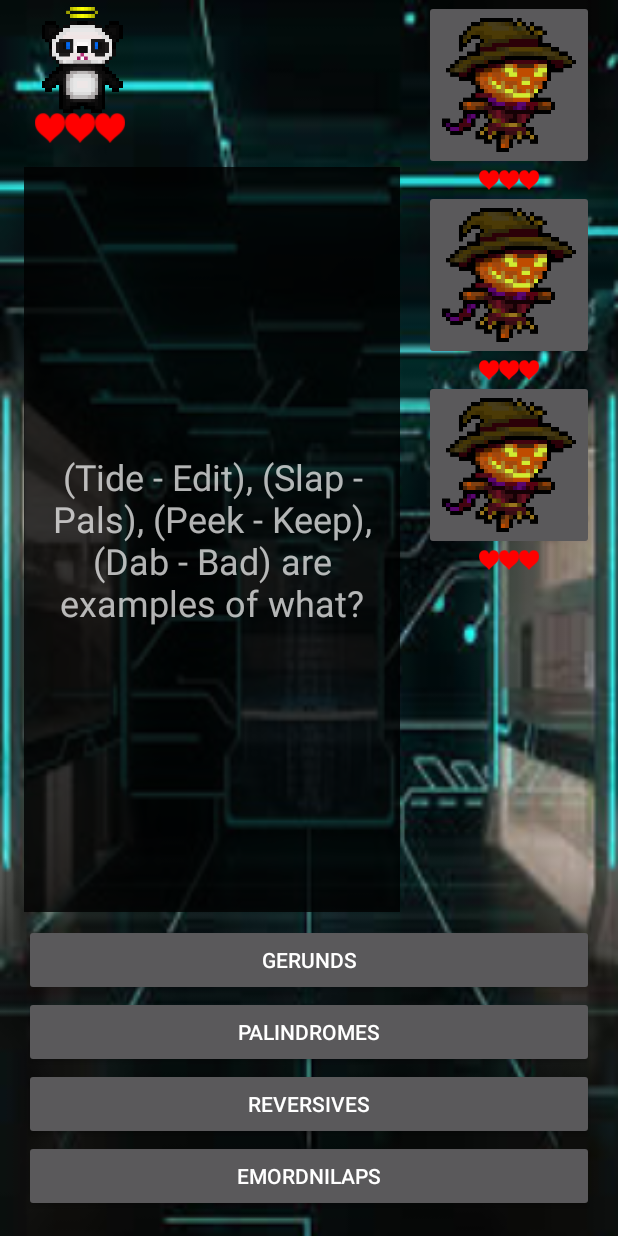
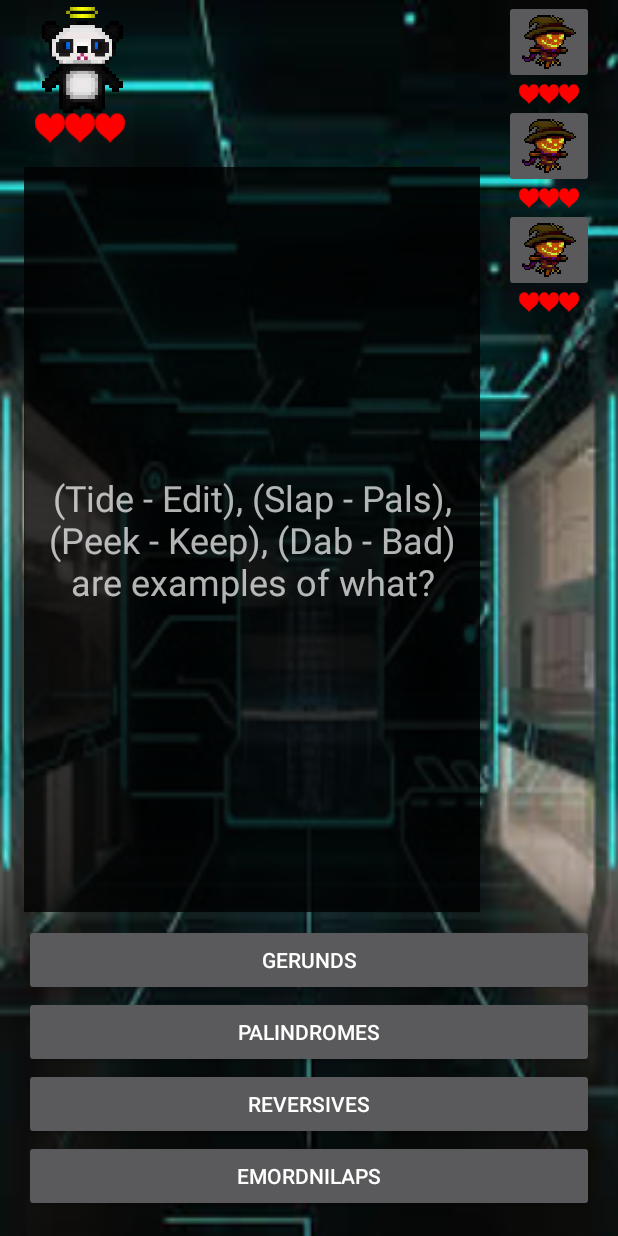
Before and after one commit to cerberus29/Sumultanea, an Android app: the PLAY screen opened directly, with no data from a screen before it, on a phone screen of 412 x 824 dp. Run offline under Robolectric (Android 15) with nearby library versions, the phone set to English and light mode, and no system bars.

Commit message:
Fix the other players icon sizes to match layout width

```diff
--- a/app/src/main/java/com/example/cj/sumultanea/PLAY.java
+++ b/app/src/main/java/com/example/cj/sumultanea/PLAY.java
@@ -113,12 +113,12 @@ public class PLAY extends AppCompatActivity {
             // Attach the player data to the button
             btn.setTag(R.id.id_player, player);
             // Prepare the button style
-            btn.setScaleType(ImageView.ScaleType.CENTER_CROP);
+            btn.setScaleType(ImageView.ScaleType.FIT_START);
             btn.setImageDrawable(player.animation);
             player.animation.start();
             btn.setAdjustViewBounds(true);
             btn.setEnabled(false);
-            btn.setLayoutParams(new LinearLayout.LayoutParams(170, 170));
+            btn.setLayoutParams(new LinearLayout.LayoutParams(LinearLayout.LayoutParams.MATCH_PARENT, LinearLayout.LayoutParams.WRAP_CONTENT));
             btn.setOnClickListener(onClickOtherPlayer);
             // Add the player button to the vertical container (on top of the lives)
             playerAndLivesContainer.addView(btn);
--- a/app/src/main/res/layout/activity_play.xml
+++ b/app/src/main/res/layout/activity_play.xml
@@ -49,7 +49,7 @@
 
     <LinearLayout
         android:id="@+id/otherPlayersLayout"
-        android:layout_width="wrap_content"
+        android:layout_width="60dp"
         android:layout_height="0dp"
         android:orientation="vertical"
         android:layout_marginBottom="8dp"
@@ -60,15 +60,15 @@
         app:layout_constraintRight_toRightOf="parent">
 
         <LinearLayout
-            android:layout_width="wrap_content"
+            android:layout_width="match_parent"
             android:layout_height="wrap_content"
             android:orientation="vertical">
 
             <ImageButton
-                android:layout_width="60dp"
-                android:layout_height="60dp"
+                android:layout_width="match_parent"
+                android:layout_height="wrap_content"
                 android:adjustViewBounds="true"
-                android:scaleType="centerCrop"
+                android:scaleType="fitStart"
                 app:srcCompat="@drawable/bluepanda" />
 
             <LinearLayout
@@ -102,10 +102,10 @@
             android:orientation="vertical">
 
             <ImageButton
-                android:layout_width="60dp"
-                android:layout_height="60dp"
+                android:layout_width="match_parent"
+                android:layout_height="wrap_content"
                 android:adjustViewBounds="true"
-                android:scaleType="centerCrop"
+                android:scaleType="fitStart"
                 app:srcCompat="@drawable/duel" />
 
             <LinearLayout
@@ -139,10 +139,10 @@
             android:orientation="vertical">
 
             <ImageButton
-                android:layout_width="60dp"
-                android:layout_height="60dp"
+                android:layout_width="match_parent"
+                android:layout_height="wrap_content"
                 android:adjustViewBounds="true"
-                android:scaleType="centerCrop"
+                android:scaleType="fitStart"
                 app:srcCompat="@drawable/pump" />
 
             <LinearLayout
@@ -176,10 +176,10 @@
             android:orientation="vertical">
 
             <ImageButton
-                android:layout_width="60dp"
-                android:layout_height="60dp"
+                android:layout_width="match_parent"
+                android:layout_height="wrap_content"
                 android:adjustViewBounds="true"
-                android:scaleType="centerCrop"
+                android:scaleType="fitStart"
                 app:srcCompat="@drawable/war" />
 
             <LinearLayout
```
